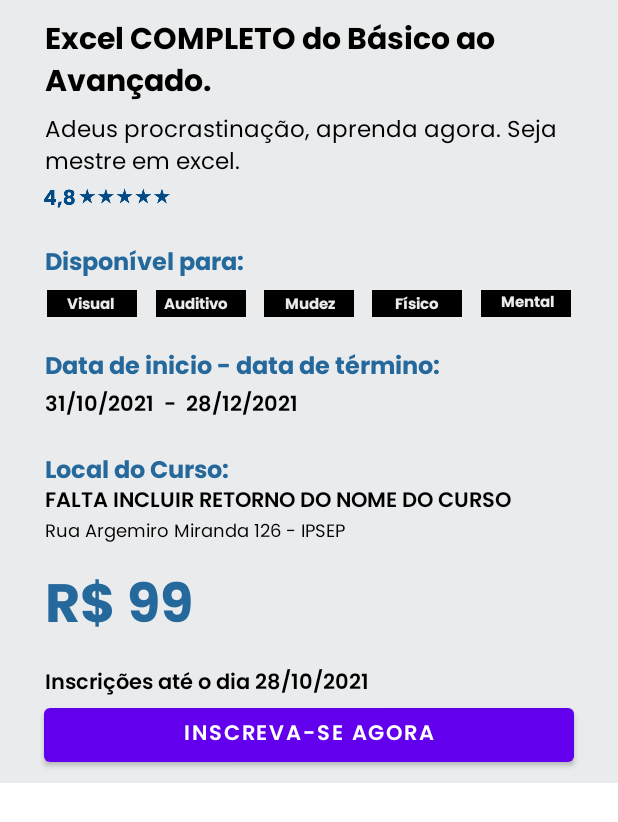
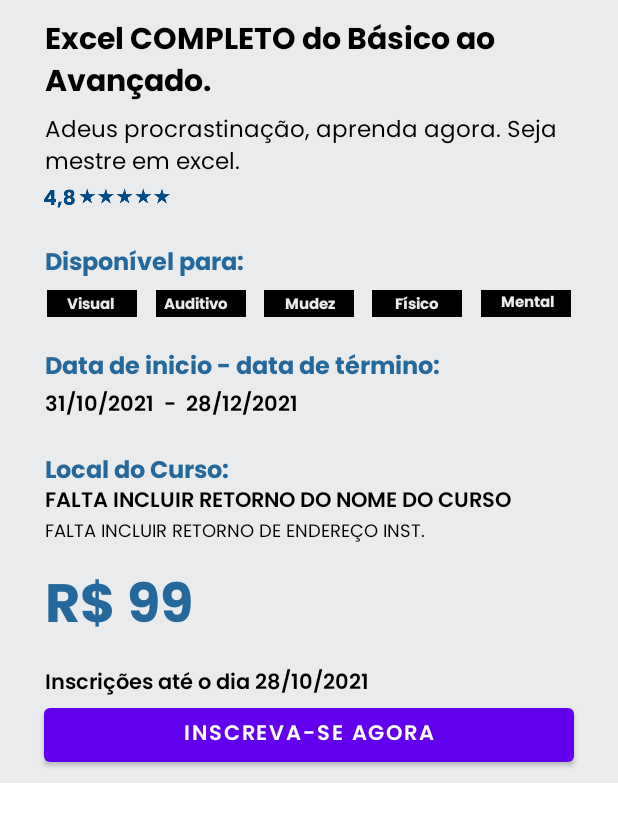
Before and after one commit to GrowTech-P4/Capacita_P4_Mobile_Activivies, an Android app: the CursoDetalheActivity screen opened directly, with no data from a screen before it, on a phone screen of 412 x 824 dp, the part 414-1236 px from its top. Run offline under Robolectric (Android 15) with nearby library versions, the phone set to English and light mode, and no system bars; our stand-ins replace Picasso; pictures from the network do not load; 6 statements that could not run were skipped.

Commit message:
Fix: Preenchimento de detalhes dos cursos vindos do banco

```diff
--- a/app/src/main/java/com/br/capacitap4mobile2/View/CursoDetalheActivity.kt
+++ b/app/src/main/java/com/br/capacitap4mobile2/View/CursoDetalheActivity.kt
@@ -30,6 +30,7 @@
         val txtDataConclusao = findViewById<TextView>(R.id.textDataCurso)
         val txtNomeInstituicao = findViewById<TextView>(R.id.textNomeDaInstituicaoCurso)
         val txtValorCurso = findViewById<TextView>(R.id.textValorCurso)
+        val txtEnderecoInstituicao = findViewById<TextView>(R.id.textInstituicaoEndereco)
 
         val intentCurso = intent.extras?.getParcelable<Curso>("curso")
 
@@ -40,6 +41,7 @@
             .into(imgViewCurso) ?: "http://10.0.2.2:3000/files/curso.png"
         txtDataConclusao.text = intentCurso?.dataConclusao ?: "Não informado"
         txtNomeInstituicao.text = "FALTA INCLUIR RETORNO DO NOME DO CURSO"
+        txtEnderecoInstituicao.text = "FALTA INCLUIR RETORNO DE ENDEREÇO INST."
         txtValorCurso.text = "R$ " + intentCurso?.valor ?: "0,0"
 
 
--- a/app/src/main/res/layout/activity_curso_detalhe.xml
+++ b/app/src/main/res/layout/activity_curso_detalhe.xml
@@ -53,7 +53,7 @@
             app:layout_constraintEnd_toEndOf="parent"
             app:layout_constraintHorizontal_bias="0.0"
             app:layout_constraintStart_toStartOf="parent"
-            app:layout_constraintTop_toBottomOf="@+id/textNomeDaInstituicaoCurso2" />
+            app:layout_constraintTop_toBottomOf="@+id/textInstituicaoEndereco" />
 
         <TextView
             android:id="@+id/textTiposDeficiencia"
@@ -146,7 +146,7 @@
             app:layout_constraintTop_toBottomOf="@+id/textValorCurso" />
 
         <TextView
-            android:id="@+id/textNomeDaInstituicaoCurso2"
+            android:id="@+id/textInstituicaoEndereco"
             android:layout_width="0dp"
             android:layout_height="22dp"
             android:layout_marginStart="30dp"
```
